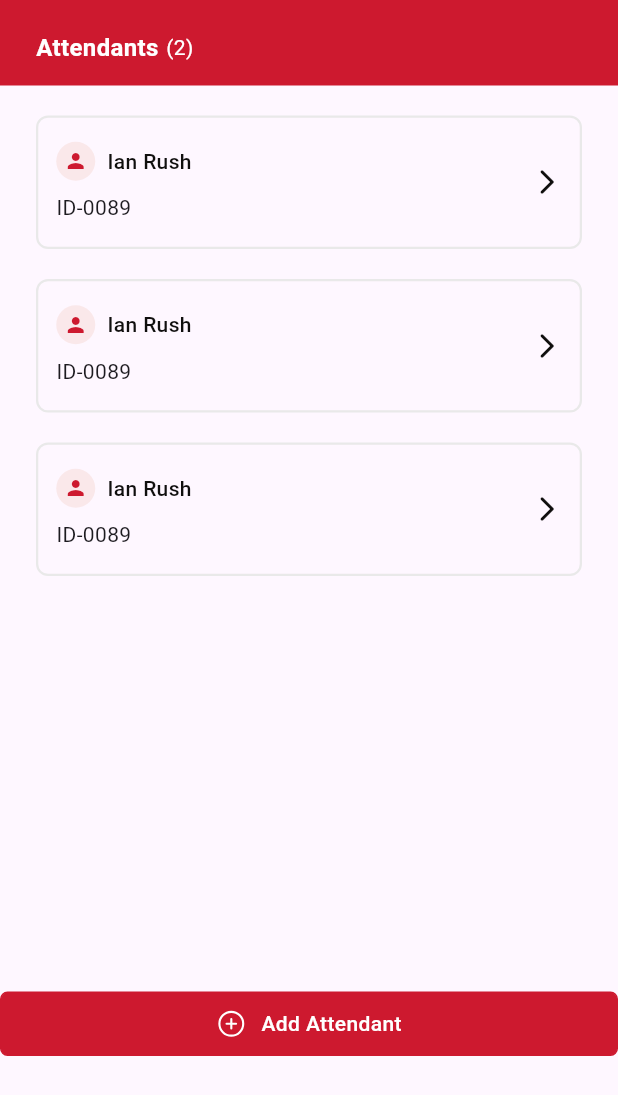
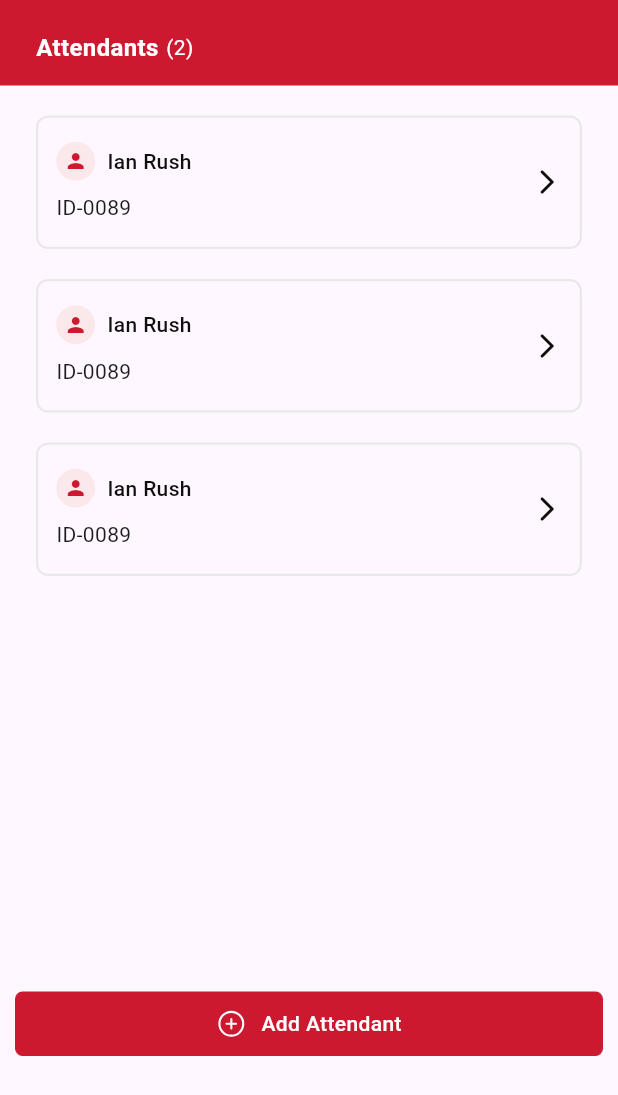
Before and after one commit to Palnetguy/tasse-business-owner, a Flutter app: the Attendants screen opened directly, on a phone screen of 412 x 824 dp. Shown: the top 1095 px of the screen. Run offline on Flutter 3.47's test engine with Material 3 defaults, Android fonts, the light colour scheme and no system bars; our stand-ins replace flutter_svg, get, pin_code_fields.

Commit message:
resolving last changes

```diff
--- a/lib/main.dart
+++ b/lib/main.dart
@@ -4,11 +4,16 @@ import 'package:tesse_business_owner/helper/init_get_x_dependecies.dart';
 import 'package:tesse_business_owner/screens/attendants/attendants.dart';
 import 'package:tesse_business_owner/screens/attendants/attendants_profile.dart';
 import 'package:tesse_business_owner/screens/customers/customer_wallet.dart';
+import 'package:tesse_business_owner/screens/customers/customers.dart';
+import 'package:tesse_business_owner/screens/home/home_screen.dart';
+import 'package:tesse_business_owner/screens/onboarding/onboarding.dart';
+import 'package:tesse_business_owner/screens/onboarding/splashscreen.dart';
 import 'package:tesse_business_owner/screens/register/shop_registration.dart';
 import 'package:tesse_business_owner/screens/shops/choose_shop_category.dart';
 import 'package:tesse_business_owner/screens/shops/create_shop.dart';
 import 'package:tesse_business_owner/screens/shops/each_shop.dart';
 import 'package:tesse_business_owner/screens/shops/shops.dart';
+import 'package:tesse_business_owner/screens/subscription/subscription.dart';
 import 'package:tesse_business_owner/screens/user%20profile/user_profile.dart';
 
 void main() {
@@ -28,7 +33,7 @@ class MyApp extends StatelessWidget {
         // colorScheme: ColorScheme.fromSeed(seedColor: tassePrimaryRed),
         useMaterial3: true,
       ),
-      home: const UserProfile(),
+      home: const Customers(),
     );
   }
 }
--- a/lib/screens/attendants/attendants.dart
+++ b/lib/screens/attendants/attendants.dart
@@ -30,9 +30,12 @@ class Attendants extends StatelessWidget {
             },
           ),
           const Expanded(child: SizedBox()),
-          const LongButtonWithIconWidget(
-            text: 'Add Attendant',
-            iconPath: tasseAddCircleSvg,
+          Container(
+            margin: const EdgeInsets.symmetric(horizontal: 10),
+            child: const LongButtonWithIconWidget(
+              text: 'Add Attendant',
+              iconPath: tasseAddCircleSvg,
+            ),
           ),
           const SizedBox(height: 100)
         ],
```
